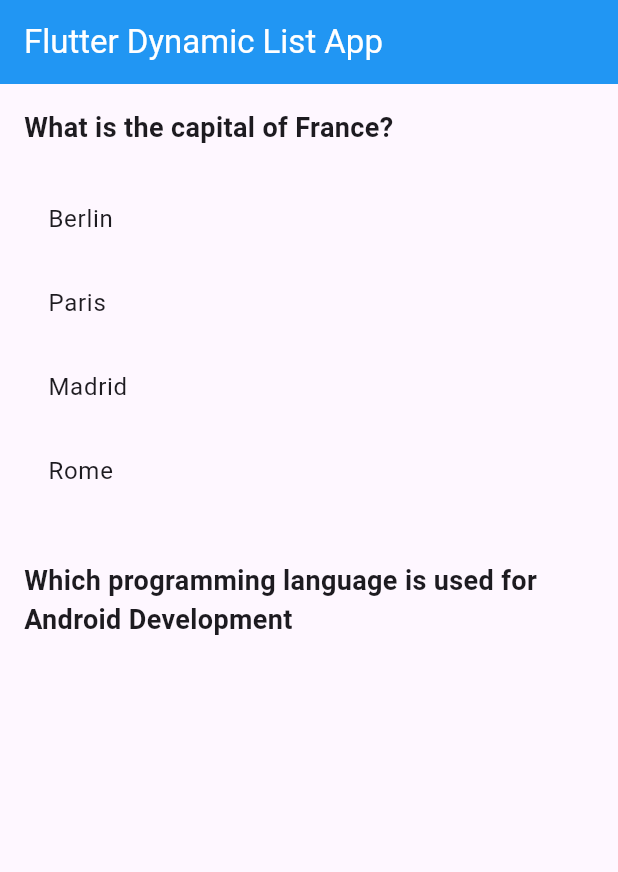
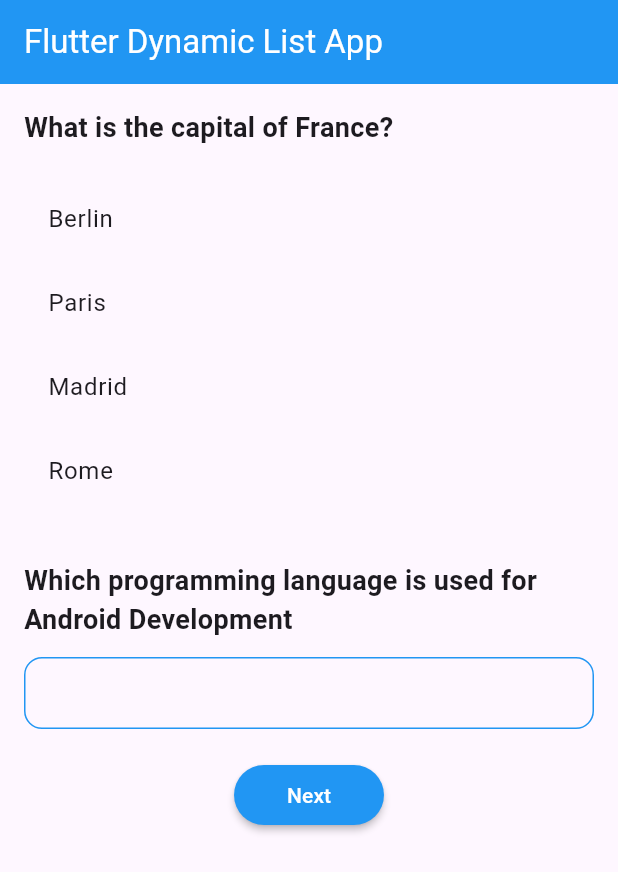
Before and after one commit to EusufUddin8926/Dynamic_View_Load, a Flutter app: the screen it shows after launch, after a tap on "Berlin", on a phone screen of 412 x 824 dp. Shown: the top 872 px of the screen. Run offline on Flutter 3.47's test engine with Material 3 defaults, Android fonts, the phone set to English and light mode, and no system bars; statements that could not run were skipped.

Commit message:
minor changes

```diff
--- a/lib/main.dart
+++ b/lib/main.dart
@@ -26,83 +26,102 @@ class MyApp extends StatelessWidget {
 }
 
 class QuizScreen extends StatefulWidget {
-  const QuizScreen({super.key});
+  const QuizScreen({Key? key}) : super(key: key);
 
   @override
-  State<QuizScreen> createState() => _QuizScreenState();
+  _QuizScreenState createState() => _QuizScreenState();
 }
 
 class _QuizScreenState extends State<QuizScreen> {
+  List<Question> _questions = [
+    Question(
+      id: 1,
+      questionText: 'What is the capital of France?',
+      options: ['Berlin', 'Paris', 'Madrid', 'Rome'],
+      questionType: "MultipleChoice",
+      referTo: "3",
+    ),
+    Question(
+      id: 2,
+      questionText: 'Which programming language is used for Android Development',
+      options: [],
+      questionType: "textInput",
+      referTo: "2",
+    ),
+    Question(
+      id: 3,
+      questionText: 'Which programming language is your favourite?',
+      options: ['Java', 'Dart', 'Python', 'C#'],
+      questionType: "checkBox",
+      referTo: "4",
+    ),
+    Question(
+      id: 4,
+      questionText: 'Give the rating for your favourite language?',
+      options: [],
+      questionType: "numberInput",
+      referTo: "3",
+    ),
+  ];
+
   int _currentQuestionIndex = 0;
-  var _questions = Question.getQuestionList();
-  final List<int?> _selectedOptions = List.filled(4, null);
-  ScrollController _scrollController = ScrollController();
-  int jsonPosition = 0;
+  List<int?> _selectedOptions = List.filled(4, null);
+  TextEditingController _textEditingController = TextEditingController();
 
   @override
   void initState() {
     // TODO: implement initState
     super.initState();
-    _scrollController = ScrollController();
   }
 
   @override
   Widget build(BuildContext context) {
     return Scaffold(
       appBar: AppBar(
-        title: const Text(
+        title: Text(
           'Flutter Dynamic List App',
           style: TextStyle(color: Colors.white),
         ),
         backgroundColor: Colors.blue,
       ),
       body: ListView.builder(
-        controller: _scrollController,
-        itemCount: _currentQuestionIndex + 1, // Show only answered questions
+        itemCount: _currentQuestionIndex + 1,
         itemBuilder: (context, index) {
           if (index >= _questions.length) {
-            return const SubmitCard();
+            return SubmitCard();
           } else {
-            if (_questions[jsonPosition].questionType == "MultipleChoice") {
+            if (_questions[index].questionType == "MultipleChoice") {
               return QuestionCard(
                 question: _questions[index],
                 onOptionSelected: (selectedOption) {
                   setState(() {
                     _selectedOptions[index] = selectedOption;
                   });
-                  // Move to the next question after the current one is answered
                   if (selectedOption != null) {
-                    // Check if there are more questions to display
-                   /* if (_currentQuestionIndex < _questions.length) {
+                    if (_currentQuestionIndex < _questions.length) {
                       setState(() {
                         _currentQuestionIndex++;
-                        //   print("_currentQuestionIndex: $_currentQuestionIndex");
                       });
-
-                      WidgetsBinding.instance.addPostFrameCallback((_) {
+                      WidgetsBinding.instance?.addPostFrameCallback((_) {
                         _scrollToNextPosition();
                       });
-                    } else {
-
-                    }*/
-                    _moveToNextQuestion();
+                    }
                   }
                 },
-                scrollController: _scrollController,
               );
-            } else if (_questions[jsonPosition].questionType == "textInput") {
+            } else if (_questions[index].questionType == "textInput") {
               return TextInputCard(
                 question: _questions[index],
-                onNextPressed: (){
+                onTextChanged: (text) {
+                  // Handle text changes, if needed
+                },
+                onNextPressed: () {
                   _moveToNextQuestion();
                 },
               );
-            } else if (_questions[jsonPosition].questionType == "checkBox") {
-
-            } else if (_questions[jsonPosition].questionType == "numberInput") {
-
             }
           }
+          return Container();
         },
       ),
     );
@@ -120,20 +139,74 @@ class _QuizScreenState extends State<QuizScreen> {
     setState(() {
       if (_currentQuestionIndex < _questions.length) {
         _currentQuestionIndex++;
-        WidgetsBinding.instance.addPostFrameCallback((_) {
-          _scrollToNextPosition();
-        });
+        int nextQuestionIndex = _findQuestionIndex(_questions[_currentQuestionIndex].referTo);
+        if (nextQuestionIndex != -1) {
+         // _textEditingController.text = _answers[nextQuestionIndex];
+        }
       }
     });
+  }
+
+  int _findQuestionIndex(String referTo) {
+    for (int i = 0; i < _questions.length; i++) {
+      if (_questions[i].id.toString() == referTo) {
+        return i;
+      }
+    }
+    return -1;
+  }
+}
+
+class QuestionCard extends StatelessWidget {
+  final Question question;
+  final ValueChanged<int?> onOptionSelected;
+
+  QuestionCard({
+    required this.question,
+    required this.onOptionSelected,
+  });
+
+  @override
+  Widget build(BuildContext context) {
+    return Container(
+      padding: EdgeInsets.all(16.0),
+      child: Column(
+        mainAxisAlignment: MainAxisAlignment.center,
+        crossAxisAlignment: CrossAxisAlignment.stretch,
+        children: [
+          Text(
+            question.questionText,
+            style: TextStyle(fontSize: 18.0, fontWeight: FontWeight.bold),
+          ),
+          SizedBox(height: 20.0),
+          ListView.builder(
+            controller: _scrollController,
+            shrinkWrap: true,
+            itemCount: question.options.length,
+            itemBuilder: (context, index) {
+              return OptionItem(
+                option: question.options[index],
+                onSelected: () {
+                  onOptionSelected(index);
+                },
+              );
+            },
+          ),
+        ],
+      ),
+    );
   }
 }
 
 class TextInputCard extends StatefulWidget {
   final Question question;
-  final VoidCallback onNextPressed; // Add this line
+  final ValueChanged<String?> onTextChanged;
+  final VoidCallback onNextPressed;
+
   TextInputCard({
     required this.question,
-    required this.onNextPressed, // Add this line
+    required this.onTextChanged,
+    required this.onNextPressed,
   });
 
   @override
@@ -141,6 +214,8 @@ class TextInputCard extends StatefulWidget {
 }
 
 class _TextInputCardState extends State<TextInputCard> {
+  TextEditingController _textEditingController = TextEditingController();
+
   @override
   Widget build(BuildContext context) {
     return Container(
@@ -157,6 +232,7 @@ class _TextInputCardState extends State<TextInputCard> {
             height: 12,
           ),
           TextField(
+            controller: _textEditingController,
             textAlign: TextAlign.left,
             keyboardType: TextInputType.text,
             decoration: InputDecoration(
@@ -170,6 +246,9 @@ class _TextInputCardState extends State<TextInputCard> {
               ),
               isDense: true,
             ),
+            onChanged: (text) {
+              widget.onTextChanged(text);
+            },
           ),
           SizedBox(
             height: 20,
@@ -192,62 +271,14 @@ class _TextInputCardState extends State<TextInputCard> {
   }
 }
 
-class QuestionCard extends StatefulWidget {
-  final Question question;
-  final ValueChanged<int?> onOptionSelected;
-  final ScrollController scrollController; // Add this line'
-
-  QuestionCard({
-    required this.question,
-    required this.onOptionSelected,
-    required this.scrollController,
-    Key? key,
-  }) : super(key: key);
-
-  @override
-  State<QuestionCard> createState() => _QuestionCardState();
-}
-
-class _QuestionCardState extends State<QuestionCard> {
-  @override
-  Widget build(BuildContext context) {
-    return Container(
-      padding: EdgeInsets.all(16.0),
-      child: Column(
-        mainAxisAlignment: MainAxisAlignment.center,
-        crossAxisAlignment: CrossAxisAlignment.stretch,
-        children: [
-          Text(
-            widget.question.questionText,
-            style: TextStyle(fontSize: 18.0, fontWeight: FontWeight.bold),
-          ),
-          SizedBox(height: 20.0),
-          ListView.builder(
-            controller: widget.onOptionSelected != null
-                ? null
-                : widget.scrollController,
-            shrinkWrap: true,
-            itemCount: widget.question.options.length,
-            itemBuilder: (context, index) {
-              return OptionItem(
-                option: widget.question.options[index],
-                onSelected: () {
-                  widget.onOptionSelected(index);
-                },
-              );
-            },
-          ),
-        ],
-      ),
-    );
-  }
-}
-
 class OptionItem extends StatelessWidget {
   final String option;
   final VoidCallback onSelected;
 
-  OptionItem({required this.option, required this.onSelected});
+  OptionItem({
+    required this.option,
+    required this.onSelected,
+  });
 
   @override
   Widget build(BuildContext context) {
@@ -261,7 +292,7 @@ class OptionItem extends StatelessWidget {
 }
 
 class SubmitCard extends StatefulWidget {
-  const SubmitCard({super.key});
+  const SubmitCard({Key? key}) : super(key: key);
 
   @override
   State<SubmitCard> createState() => _SubmitCardState();
--- a/lib/model/Question.dart
+++ b/lib/model/Question.dart
@@ -23,7 +23,7 @@ class Question {
         referTo: "3",
       ),
       Question(
-        id: 1,
+        id: 2,
         questionText:
             'Which programming language is used for Android Development',
         options: [],
@@ -32,7 +32,7 @@ class Question {
       ),
 
       Question(
-        id: 1,
+        id: 3,
         questionText: 'Which programming language is your favourite?',
         options: ['Java', 'Dart', 'Python', 'C#'],
         questionType: "checkBox",
@@ -40,7 +40,7 @@ class Question {
       ),
 
       Question(
-        id: 1,
+        id: 4,
         questionText: 'Give the rating for your favourite language?',
         options: [],
         questionType: "numberInput",
```
